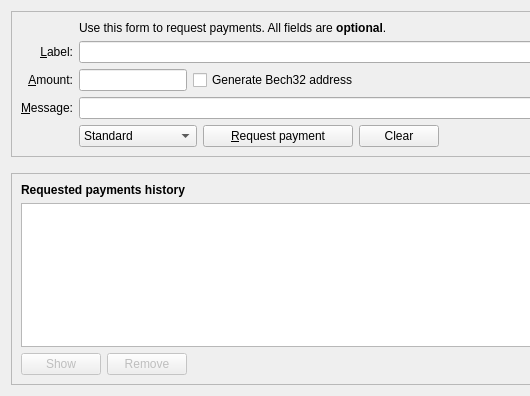
Old version of the form src/qt/forms/receivecoinsdialog.ui in the repository koifinance/NixCore; both pictures show x 0 to 530 and y 0 to 396 of the 776 by 396 pixel window.
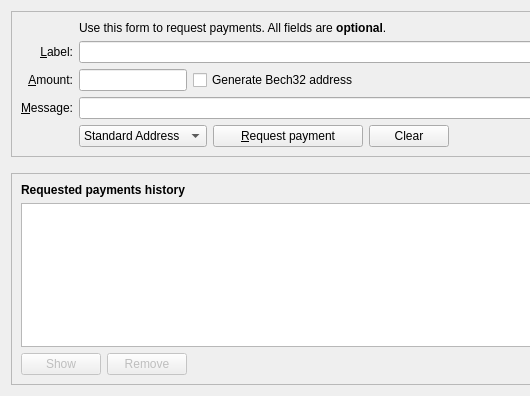
New version of the form. Icons and pictures are not drawn. Custom widgets are drawn as their Qt base class.

```diff
--- a/src/qt/forms/receivecoinsdialog.ui
+++ b/src/qt/forms/receivecoinsdialog.ui
@@ -113,7 +113,7 @@
             </property>
             <item>
              <property name="text">
-              <string>Standard</string>
+              <string>Standard Address</string>
              </property>
             </item>
             <item>
```
Left out of the diff: 13 changed lines with no effect on the pictures.
